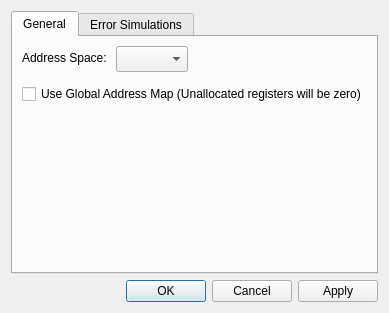
Old version of the form src/dialogs/dialogmodbusdefinitions.ui in the repository sanny32/OpenModSim.
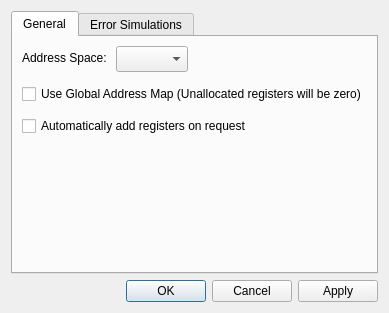
New version of the form. Custom widgets are drawn as their Qt base class.

Commit message: feat: Added modbus definition 'Auto-generate register map from incoming master requests' (#110)

```diff
--- a/src/dialogs/dialogmodbusdefinitions.ui
+++ b/src/dialogs/dialogmodbusdefinitions.ui
@@ -51,6 +51,13 @@
          </property>
         </widget>
        </item>
+       <item row="2" column="0" colspan="2">
+        <widget class="QCheckBox" name="checkBoxAutoAddRegistersOnRequest">
+         <property name="text">
+          <string>Automatically add registers on request</string>
+         </property>
+        </widget>
+       </item>
       </layout>
      </widget>
      <widget class="QWidget" name="tabErrSimulations">
```
The commit also changes 15 other files.
